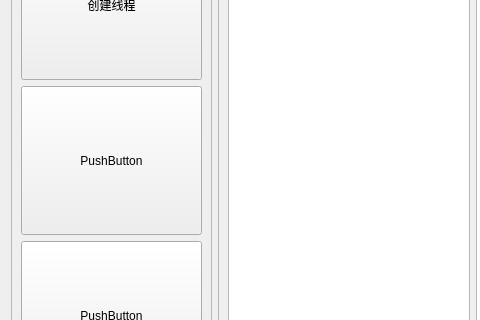
Above: QtApp/thread.ui from iguoya/LInux before the change; both pictures show x 0 to 480 and y 91 to 411 of the 1235 by 658 pixel window. Below: the same form after it.
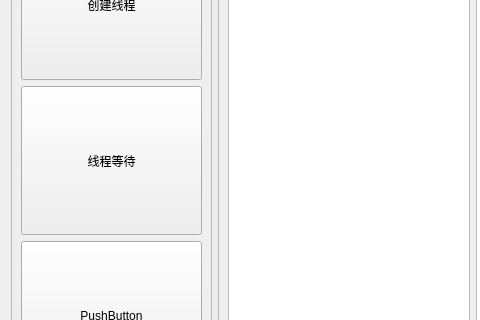
That is the form after the change.

Patch:
```diff
--- a/QtApp/thread.ui
+++ b/QtApp/thread.ui
@@ -45,7 +45,7 @@
          </sizepolicy>
         </property>
         <property name="text">
-         <string>PushButton</string>
+         <string>线程等待</string>
         </property>
        </widget>
       </item>
```
Left out of the diff: 4 changed lines with no effect on the pictures.
